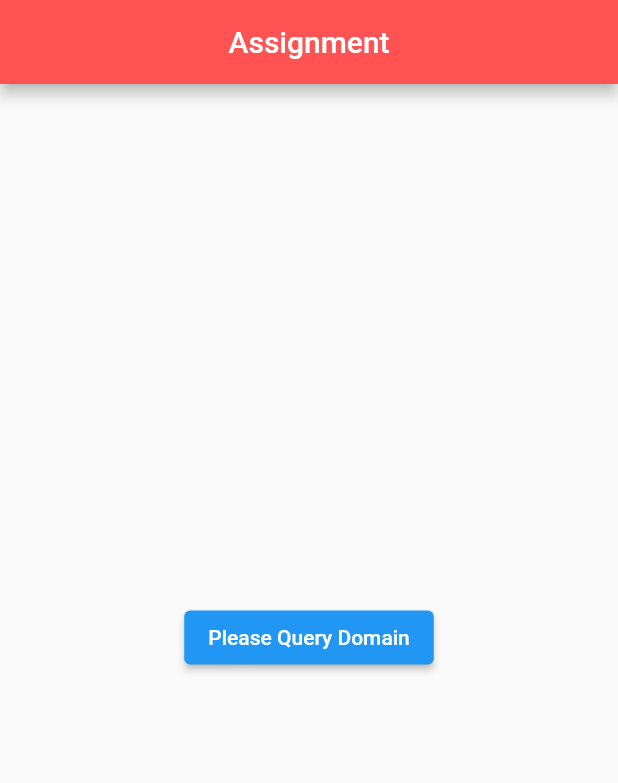
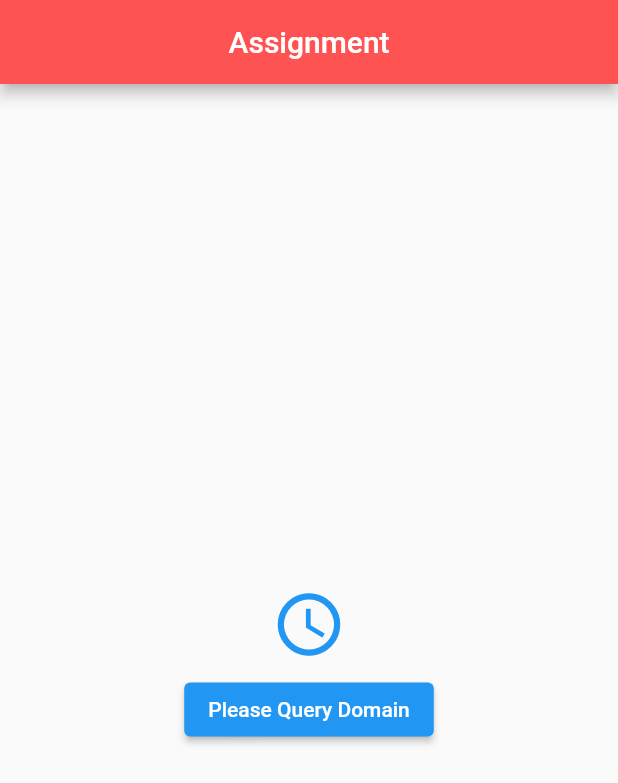
Before and after one commit to tishan007/riseup_mailcheck_task, a Flutter app: the screen it shows after launch, on a phone screen of 412 x 824 dp. Shown: the top 783 px of the screen. Run offline on Flutter 3.47's test engine with Material 2 defaults, Android fonts, the phone set to English and light mode, and no system bars; our stand-ins replace connectivity_plus, fluttertoast, get; missing offline and left inert: flutter_email_sender, system_settings; network calls fail.

```diff
--- a/lib/view/query_page.dart
+++ b/lib/view/query_page.dart
@@ -25,6 +25,20 @@ class _QueryPageState extends State<QueryPage> {
         mainAxisAlignment: MainAxisAlignment.center,
         crossAxisAlignment: CrossAxisAlignment.center,
         children: [
+          TweenAnimationBuilder<double>(
+            tween: Tween<double>(begin: 5, end: 50),
+            duration: const Duration(seconds: 5),
+            builder: (BuildContext context, double size, Widget? child) {
+              return IconButton(
+                iconSize: size,
+                color: Colors.blue,
+                icon: child!,
+                onPressed: () {
+                },
+              );
+            },
+            child: const Icon(Icons.query_builder),
+          ),
           ElevatedButton(
             onPressed: () async {
               Domain response = await api.getDomain();
@@ -46,7 +60,6 @@ class _QueryPageState extends State<QueryPage> {
             },
             child: const Text("Please Query Domain"),
           ),
-          SizedBox(height: 30,),
         ],
       ),
     );
```
